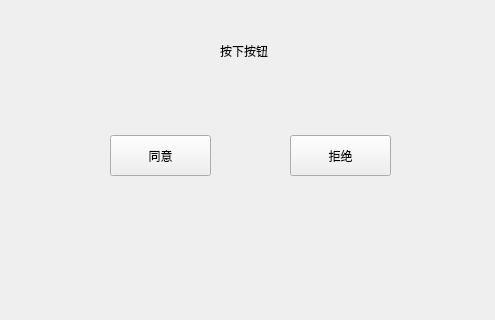
Above: Qt/QWidget_2/widget.ui from shilinnull/codePractice before the change; both pictures show x 0 to 495 and y 145 to 465 of the 800 by 600 pixel window. Below: the same form after it.
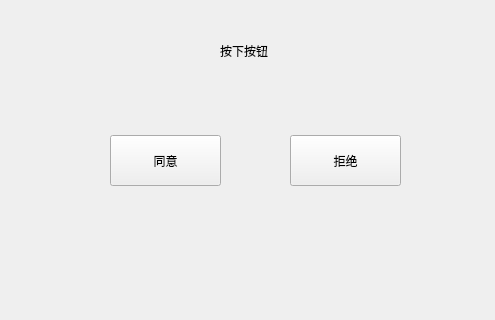
That is the form after the change.

The edit to the form file:
```diff
--- a/Qt/QWidget_2/widget.ui
+++ b/Qt/QWidget_2/widget.ui
@@ -18,8 +18,8 @@
     <rect>
      <x>110</x>
      <y>280</y>
-     <width>101</width>
-     <height>41</height>
+     <width>111</width>
+     <height>51</height>
     </rect>
    </property>
    <property name="text">
@@ -31,8 +31,8 @@
     <rect>
      <x>290</x>
      <y>280</y>
-     <width>101</width>
-     <height>41</height>
+     <width>111</width>
+     <height>51</height>
     </rect>
    </property>
    <property name="text">
```
